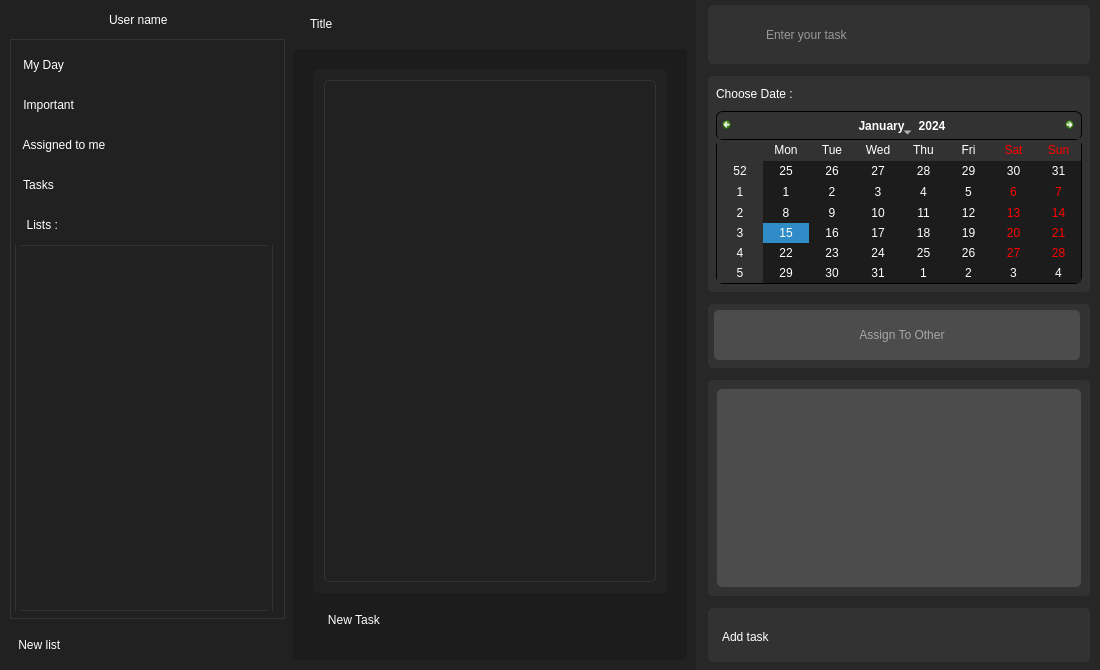
First picture: the form in ToDo/maintodopanel.ui, repository Amirrezach1383/uiap-final-project, before the edit.
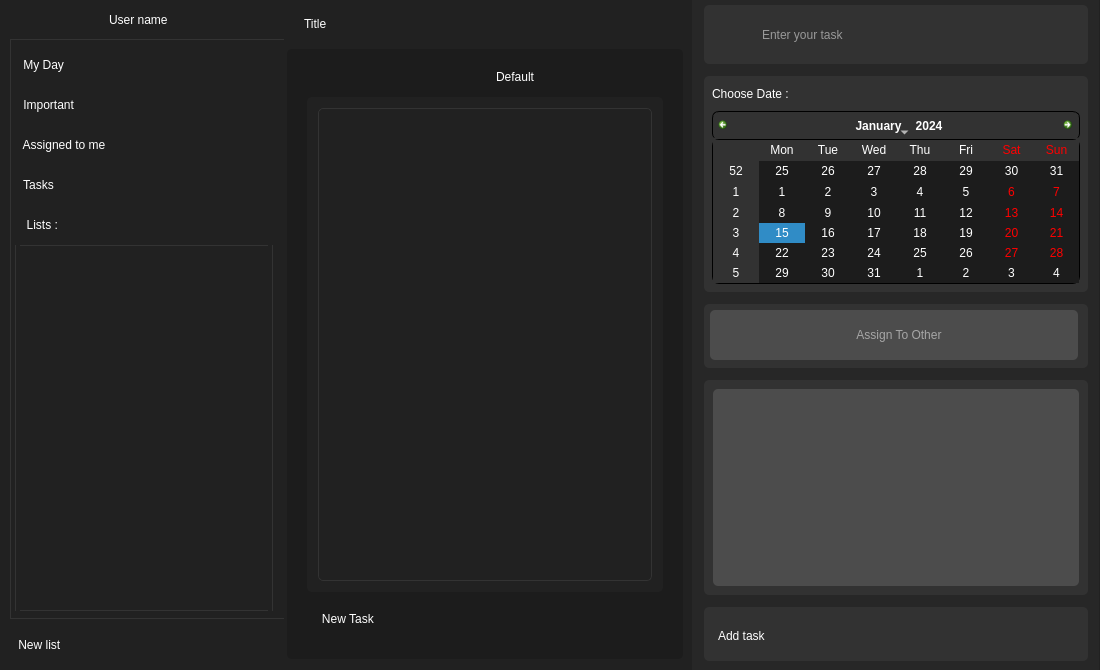
Second picture: the form after the edit. The open tabs and pages were chosen to show the change. Icons and pictures are not drawn.

Patch:
```diff
--- a/ToDo/maintodopanel.ui
+++ b/ToDo/maintodopanel.ui
@@ -438,10 +438,10 @@
    <widget class="QWidget" name="layoutWidget">
     <property name="geometry">
      <rect>
-      <x>290</x>
+      <x>284</x>
       <y>0</y>
-      <width>811</width>
-      <height>671</height>
+      <width>815</width>
+      <height>670</height>
      </rect>
     </property>
     <layout class="QHBoxLayout" name="mainFrameLYT_Main">
@@ -1167,6 +1167,127 @@
               <property name="bottomMargin">
                <number>20</number>
               </property>
+              <item>
+               <layout class="QHBoxLayout" name="horizontalLayout">
+                <property name="spacing">
+                 <number>25</number>
+                </property>
+                <property name="leftMargin">
+                 <number>2</number>
+                </property>
+                <property name="topMargin">
+                 <number>0</number>
+                </property>
+                <property name="rightMargin">
+                 <number>15</number>
+                </property>
+                <property name="bottomMargin">
+                 <number>2</number>
+                </property>
+                <item>
+                 <widget class="QPushButton" name="pushButton">
+                  <property name="cursor">
+                   <cursorShape>PointingHandCursor</cursorShape>
+                  </property>
+                  <property name="styleSheet">
+                   <string notr="true">background: transparent;
+border: none;</string>
+                  </property>
+                  <property name="text">
+                   <string/>
+                  </property>
+                  <property name="icon">
+                   <iconset resource="Resources.qrc">
+                    <normaloff>:/Image/Icons/save_pdf.png</normaloff>:/Image/Icons/save_pdf.png</iconset>
+                  </property>
+                  <property name="iconSize">
+                   <size>
+                    <width>30</width>
+                    <height>30</height>
+                   </size>
+                  </property>
+                 </widget>
+                </item>
+                <item>
+                 <widget class="QComboBox" name="comboBox">
+                  <property name="styleSheet">
+                   <string notr="true">QComboBox::down-arrow {
+	border-image: url(:/Image/Icons/fill_more100.png);
+  	width:25px; 
+    height:25px; 
+	background: transparent;
+	border:none;
+}
+QComboBox::drop-down {
+	background: transparent;
+    subcontrol-position: top right;
+    width: 40px;
+}
+QComboBox {
+	font: 8pt &quot;Playwrite DE Grund&quot;;
+	color: rgb(255, 255, 255);
+}
+QComboBox QAbstractItemView {
+    border: 2px solid black;
+    selection-background-color: rgb(51, 51, 51);
+}
+</string>
+                  </property>
+                  <property name="iconSize">
+                   <size>
+                    <width>20</width>
+                    <height>20</height>
+                   </size>
+                  </property>
+                  <item>
+                   <property name="text">
+                    <string>Default</string>
+                   </property>
+                   <property name="icon">
+                    <iconset resource="Resources.qrc">
+                     <normaloff>:/Image/Icons/default.png</normaloff>:/Image/Icons/default.png</iconset>
+                   </property>
+                  </item>
+                  <item>
+                   <property name="text">
+                    <string>Blue</string>
+                   </property>
+                   <property name="icon">
+                    <iconset resource="Resources.qrc">
+                     <normaloff>:/Image/Icons/blue.png</normaloff>:/Image/Icons/blue.png</iconset>
+                   </property>
+                  </item>
+                  <item>
+                   <property name="text">
+                    <string>Green</string>
+                   </property>
+                   <property name="icon">
+                    <iconset resource="Resources.qrc">
+                     <normaloff>:/Image/Icons/green.png</normaloff>:/Image/Icons/green.png</iconset>
+                   </property>
+                  </item>
+                  <item>
+                   <property name="text">
+                    <string>Black</string>
+                   </property>
+                   <property name="icon">
+                    <iconset resource="Resources.qrc">
+                     <normaloff>:/Image/Icons/black.png</normaloff>:/Image/Icons/black.png</iconset>
+                   </property>
+                  </item>
+                  <item>
+                   <property name="text">
+                    <string>Yellow</string>
+                   </property>
+                   <property name="icon">
+                    <iconset resource="Resources.qrc">
+                     <normaloff>:/Image/Icons/yellow.png</normaloff>:/Image/Icons/yellow.png</iconset>
+                   </property>
+                  </item>
+                 </widget>
+                </item>
+               </layout>
+              </item>
               <item>
                <layout class="QVBoxLayout" name="listsLYT_Main">
                 <property name="spacing">
@@ -1255,7 +1376,7 @@
                         <x>0</x>
                         <y>0</y>
                         <width>334</width>
-                        <height>472</height>
+                        <height>428</height>
                        </rect>
                       </property>
                       <layout class="QVBoxLayout" name="verticalLayout_27">
```
Left out of the diff: 20 changed lines with no effect on the pictures.
